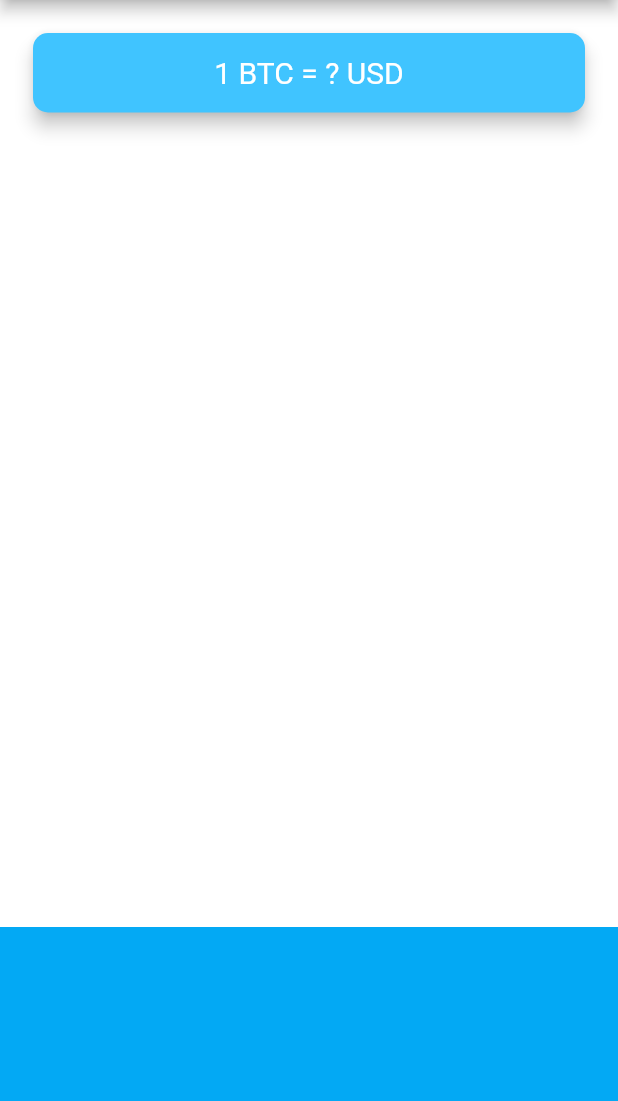
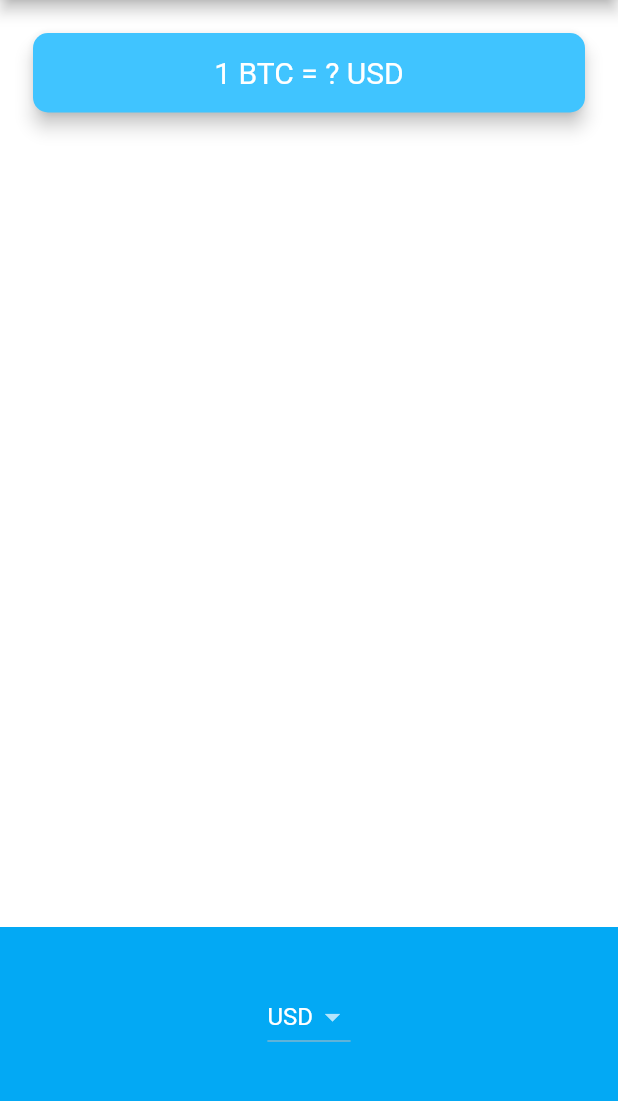
Before and after one commit to kawarimidoll/flutter_course_bitcoin_ticker, a Flutter app: the screen it shows after launch, on a phone screen of 412 x 824 dp, the part 84-1185 px from its top. Run offline on Flutter 3.47's test engine with Material 2 defaults, Android fonts, the phone set to English and light mode, and no system bars.

Commit message:
add DropdownButton

```diff
--- a/lib/price_screen.dart
+++ b/lib/price_screen.dart
@@ -6,6 +6,8 @@
 }
 
 class _PriceScreenState extends State<PriceScreen> {
+  String selectedCurrency = 'USD';
+
   @override
   Widget build(BuildContext context) {
     return Scaffold(
@@ -42,7 +44,21 @@
             alignment: Alignment.center,
             padding: EdgeInsets.only(bottom: 30.0),
             color: Colors.lightBlue,
-            child: null,
+            child: DropdownButton<String>(
+                value: selectedCurrency,
+                items: [
+                  DropdownMenuItem(child: Text('USD'), value: 'USD'),
+                  DropdownMenuItem(child: Text('EUR'), value: 'EUR'),
+                  DropdownMenuItem(child: Text('GDP'), value: 'GDP'),
+                ],
+                onChanged: (value) {
+                  setState(() {
+                    if (value != null) {
+                      selectedCurrency = value;
+                    }
+                  });
+                  print(value);
+                }),
           ),
         ],
       ),
```
